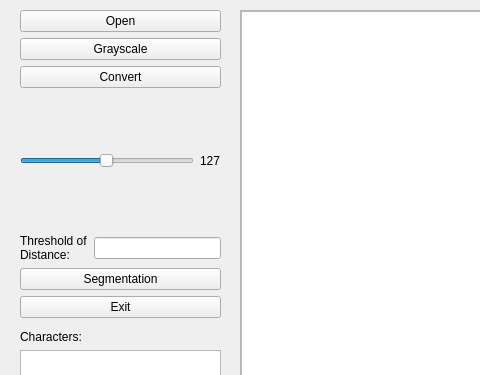
The window that charactersegmentationmainwindow.ui (liupeng89/CalligraphyEvaluationTool) describes before a commit, drawn with Qt 5; both pictures show x 0 to 480 and y 0 to 375 of the 1128 by 676 pixel window.
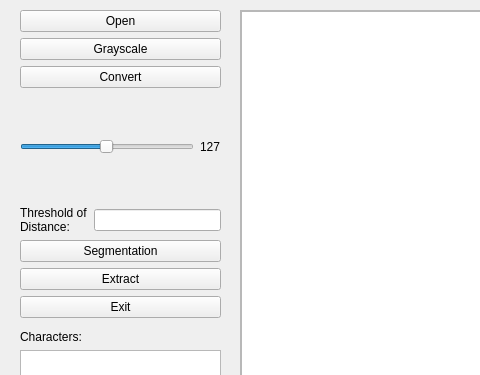
The same window after the commit.

```diff
--- a/charactersegmentationmainwindow.ui
+++ b/charactersegmentationmainwindow.ui
@@ -95,6 +95,13 @@
        </property>
       </widget>
      </item>
+     <item>
+      <widget class="QPushButton" name="extract_btn">
+       <property name="text">
+        <string>Extract</string>
+       </property>
+      </widget>
+     </item>
      <item>
       <widget class="QPushButton" name="exit_btn">
        <property name="text">
```
